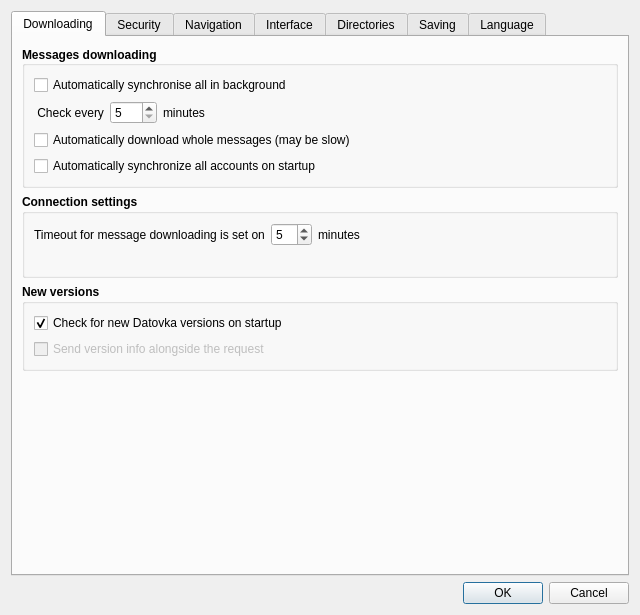
The window that src/gui/ui/dlg_preferences.ui (psakar/datovka) describes before a commit, drawn with Qt 5.
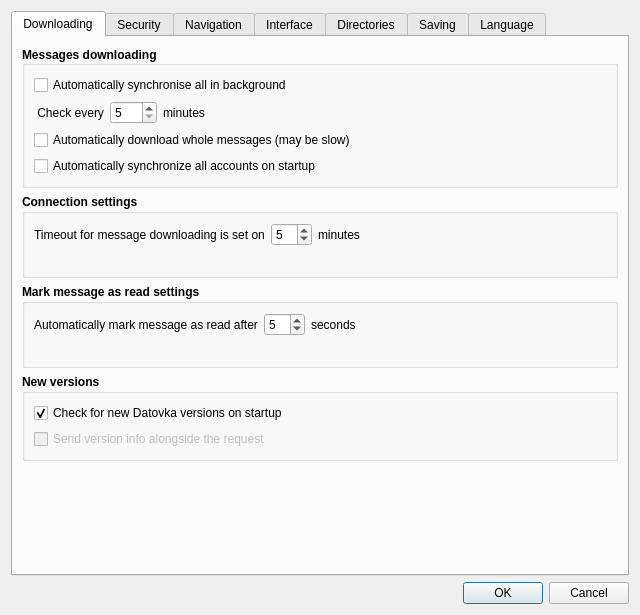
The same window after the commit. Icons and pictures are not drawn.

Commit message: Allow to set time-out for marking message as read (issue #187)

Diff of the .ui file:
```diff
--- a/src/gui/ui/dlg_preferences.ui
+++ b/src/gui/ui/dlg_preferences.ui
@@ -290,6 +290,103 @@
          </layout>
         </widget>
        </item>
+       <item>
+        <widget class="QGroupBox" name="enable_mark_msg_as_read">
+         <property name="font">
+          <font>
+           <weight>75</weight>
+           <bold>true</bold>
+          </font>
+         </property>
+         <property name="title">
+          <string>Mark message as read settings</string>
+         </property>
+         <property name="checkable">
+          <bool>false</bool>
+         </property>
+         <layout class="QVBoxLayout" name="verticalLayout_20">
+          <item>
+           <layout class="QHBoxLayout" name="horizontalLayout_11">
+            <item>
+             <widget class="QLabel" name="label_39">
+              <property name="font">
+               <font>
+                <weight>50</weight>
+                <bold>false</bold>
+               </font>
+              </property>
+              <property name="text">
+               <string>Automatically mark message as read after</string>
+              </property>
+             </widget>
+            </item>
+            <item>
+             <widget class="QSpinBox" name="timeoutMarkMsgSpinBox">
+              <property name="font">
+               <font>
+                <weight>50</weight>
+                <bold>false</bold>
+               </font>
+              </property>
+              <property name="minimum">
+               <number>-1</number>
+              </property>
+              <property name="maximum">
+               <number>30</number>
+              </property>
+              <property name="value">
+               <number>5</number>
+              </property>
+             </widget>
+            </item>
+            <item>
+             <widget class="QLabel" name="label_40">
+              <property name="font">
+               <font>
+                <weight>50</weight>
+                <bold>false</bold>
+               </font>
+              </property>
+              <property name="text">
+               <string>seconds</string>
+              </property>
+             </widget>
+            </item>
+            <item>
+             <spacer name="horizontalSpacer_6">
+              <property name="orientation">
+               <enum>Qt::Horizontal</enum>
+              </property>
+              <property name="sizeHint" stdset="0">
+               <size>
+                <width>40</width>
+                <height>20</height>
+               </size>
+              </property>
+             </spacer>
+            </item>
+           </layout>
+          </item>
+          <item>
+           <widget class="QLabel" name="noteMarkMsgLabel">
+            <property name="font">
+             <font>
+              <weight>50</weight>
+              <italic>true</italic>
+              <bold>false</bold>
+             </font>
+            </property>
+            <property name="text">
+             <string/>
+            </property>
+            <property name="wordWrap">
+             <bool>true</bool>
+            </property>
+           </widget>
+          </item>
+         </layout>
+        </widget>
+       </item>
        <item>
         <widget class="QGroupBox" name="groupBox_2">
          <property name="font">
```
The commit also changes 4 other files.
